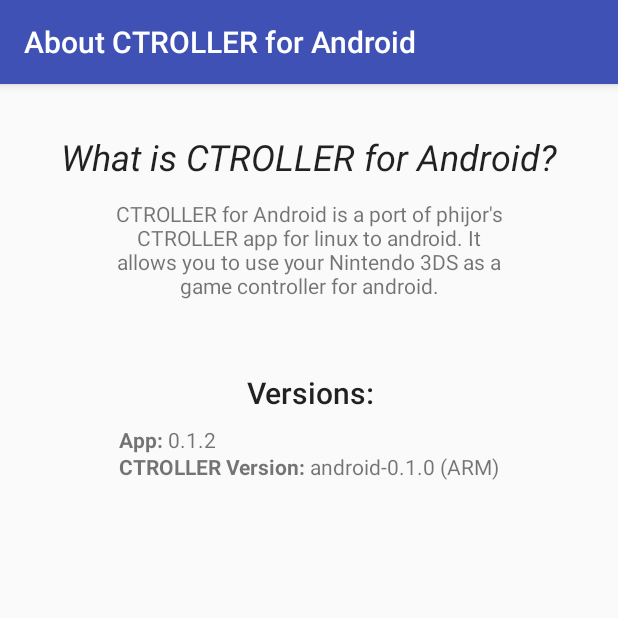
After one commit to hacker1024/ctroller-android-app, an Android app: the AboutActivity screen opened directly, with no data from a screen before it, on a phone screen of 412 x 824 dp, the top half of it. The commit adds this screen. Run offline under Robolectric (Android 15) with nearby library versions, the phone set to English and light mode, and no system bars.

Commit message:
Add about screen

```diff
--- a/app/build.gradle
+++ b/app/build.gradle
@@ -10,8 +10,8 @@ android {
         applicationId "tk.superl2.ctroller"
         minSdkVersion 15
         targetSdkVersion 26
-        versionCode 1
-        versionName "0.1.1"
+        versionCode 2
+        versionName "0.1.2"
         testInstrumentationRunner "android.support.test.runner.AndroidJUnitRunner"
         externalNativeBuild {
             cmake {
@@ -39,7 +39,7 @@ android {
 
 dependencies {
     implementation fileTree(dir: 'libs', include: ['*.jar'])
-    implementation"org.jetbrains.kotlin:kotlin-stdlib-jre7:$kotlin_version"
+    implementation "org.jetbrains.kotlin:kotlin-stdlib-jre7:$kotlin_version"
     implementation 'com.android.support:appcompat-v7:26.1.0'
     implementation 'com.android.support.constraint:constraint-layout:1.0.2'
     testImplementation 'junit:junit:4.12'
--- /dev/null
+++ b/app/src/main/java/tk/superl2/ctroller/AboutActivity.kt
@@ -0,0 +1,38 @@
+package tk.superl2.ctroller
+
+import android.support.v7.app.AppCompatActivity
+import android.os.Bundle
+import android.text.Html
+import android.widget.TextView
+import java.io.BufferedReader
+import java.io.FileReader
+import java.io.IOException
+
+
+class AboutActivity : AppCompatActivity() {
+    var is64bit: Boolean = false;
+    private val CTROLLER_BINARY_VERSION_ARM = "android-0.1.0 (ARM)"
+    private val CTROLLER_BINARY_VERSION_ARM64 = "android-0.1.1 (ARM64)"
+    private lateinit var CTROLLER_BINARY_VERSION: String
+
+    override fun onCreate(savedInstanceState: Bundle?) {
+        super.onCreate(savedInstanceState)
+        setContentView(R.layout.activity_about)
+
+        try {
+            val localBufferedReader = BufferedReader(FileReader("/proc/cpuinfo"))
+            if (localBufferedReader.readLine().contains("AArch64", true)) {
+                is64bit = true
+            }
+            localBufferedReader.close()
+        } catch (e: IOException) {
+            e.printStackTrace()
+            is64bit = true
+        }
+
+        CTROLLER_BINARY_VERSION = when (is64bit) {true -> CTROLLER_BINARY_VERSION_ARM64; false -> CTROLLER_BINARY_VERSION_ARM}
+
+        val versionTextTiew = findViewById<TextView>(R.id.textView4)
+        versionTextTiew.text = Html.fromHtml("<b>App:</b> ${BuildConfig.VERSION_NAME}<br><b>CTROLLER Version:</b> $CTROLLER_BINARY_VERSION")
+    }
+}
--- /dev/null
+++ b/app/src/main/res/layout/activity_about.xml
@@ -0,0 +1,66 @@
+<?xml version="1.0" encoding="utf-8"?>
+<android.support.constraint.ConstraintLayout xmlns:android="http://schemas.android.com/apk/res/android"
+    xmlns:app="http://schemas.android.com/apk/res-auto"
+    xmlns:tools="http://schemas.android.com/tools"
+    android:layout_width="match_parent"
+    android:layout_height="match_parent"
+    tools:context=".AboutActivity">
+
+    <TextView
+        android:id="@+id/textView"
+        android:layout_width="wrap_content"
+        android:layout_height="wrap_content"
+        android:layout_marginEnd="8dp"
+        android:layout_marginStart="8dp"
+        android:layout_marginTop="32dp"
+        android:text="@string/about_header"
+        android:textAlignment="center"
+        android:textAppearance="@android:style/TextAppearance.Material.Headline"
+        android:textStyle="italic"
+        app:layout_constraintEnd_toEndOf="parent"
+        app:layout_constraintStart_toStartOf="parent"
+        app:layout_constraintTop_toTopOf="parent" />
+
+    <TextView
+        android:id="@+id/textView2"
+        android:layout_width="270dp"
+        android:layout_height="wrap_content"
+        android:layout_marginEnd="8dp"
+        android:layout_marginStart="8dp"
+        android:layout_marginTop="12dp"
+        android:text="@string/about_description"
+        android:textAlignment="center"
+        app:layout_constraintEnd_toEndOf="parent"
+        app:layout_constraintStart_toStartOf="parent"
+        app:layout_constraintTop_toBottomOf="@+id/textView" />
+
+    <TextView
+        android:id="@+id/textView3"
+        android:layout_width="wrap_content"
+        android:layout_height="wrap_content"
+        android:layout_marginEnd="8dp"
+        android:layout_marginStart="8dp"
+        android:layout_marginTop="192dp"
+        android:text="@string/about_version_header"
+        android:textAlignment="center"
+        android:textAppearance="@android:style/TextAppearance.Material.Title"
+        app:layout_constraintEnd_toEndOf="parent"
+        app:layout_constraintHorizontal_bias="0.502"
+        app:layout_constraintStart_toStartOf="parent"
+        app:layout_constraintTop_toTopOf="parent" />
+
+    <TextView
+        android:id="@+id/textView4"
+        android:layout_width="wrap_content"
+        android:layout_height="wrap_content"
+        android:layout_marginEnd="8dp"
+        android:layout_marginStart="8dp"
+        android:layout_marginTop="8dp"
+        android:lineSpacingExtra="2sp"
+        android:text="App:\nVersion:"
+        android:textAlignment="viewStart"
+        app:layout_constraintEnd_toEndOf="parent"
+        app:layout_constraintHorizontal_bias="0.501"
+        app:layout_constraintStart_toStartOf="parent"
+        app:layout_constraintTop_toBottomOf="@+id/textView3" />
+</android.support.constraint.ConstraintLayout>
--- a/app/src/main/res/values/strings.xml
+++ b/app/src/main/res/values/strings.xml
@@ -1,4 +1,9 @@
 <resources>
     <string name="app_name">CTROLLER</string>
     <string name="description">Press button to start and stop CTROLLER. YOU MUST BE ROOTED AND HAVE A KERNEL WITH UINPUT ENABLED.</string>
+    <string name="about_title">About CTROLLER for Android</string>
+    <string name="main_title">CTROLLER for Android</string>
+    <string name="about_header">What is CTROLLER for Android?</string>
+    <string name="about_description">CTROLLER for Android is a port of phijor\'s CTROLLER app for linux to android. It allows you to use your Nintendo 3DS as a game controller for android.</string>
+    <string name="about_version_header">Versions:</string>
 </resources>
```
Also changed, not shown: app/src/main/AndroidManifest.xml (+6 -3 lines), app/src/main/java/tk/superl2/ctroller/MainActivity.kt (+18 -0 lines), app/src/main/res/layout/activity_main.xml (+4 -3 lines), app/src/main/res/menu/activity_main_options_menu.xml (added, +9 -0 lines).
